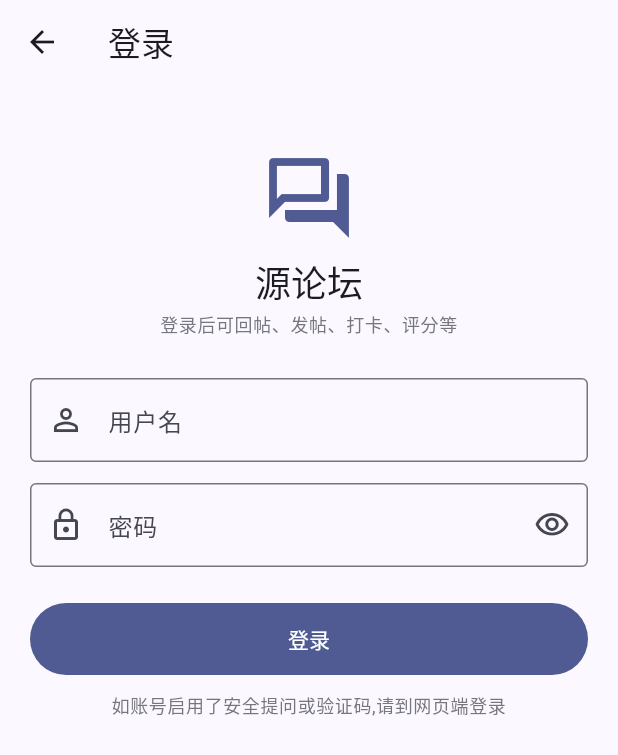
After one commit to Aioprh/ycoo_forum, a Flutter app: the screen it shows after launch, item 3 of the bottom bar chosen, after a tap on "登录 / 注册", on a phone screen of 412 x 824 dp. The commit adds this screen. Shown: the top 755 px of the screen. Run offline on Flutter 3.47's test engine with Material 3 defaults, Android fonts, the phone set to English and light mode, and no system bars; our stand-ins replace shared_preferences, webview_flutter; network calls fail.

Commit message:
feat: 原生登录与会话(去 WebView)
- 新增 AuthService:formhash+MD5 登录 Discuz,手动管理 Cookie 并持久化到 SharedPreferences
- 新增原生 LoginPage,替换原「打开网页登录」
- 我的页展示登录态,支持原生退出登录

```diff
--- /dev/null
+++ b/lib/pages/login_page.dart
@@ -0,0 +1,139 @@
+import 'package:flutter/material.dart';
+import 'package:flutter/services.dart';
+
+import '../services/auth_service.dart';
+
+/// 原生登录页:与 Discuz!X 站点通过 AuthService 直接交互,不依赖 WebView。
+class LoginPage extends StatefulWidget {
+  const LoginPage({super.key});
+
+  @override
+  State<LoginPage> createState() => _LoginPageState();
+}
+
+class _LoginPageState extends State<LoginPage> {
+  final _accountCtrl = TextEditingController();
+  final _passwordCtrl = TextEditingController();
+  bool _obscure = true;
+  bool _busy = false;
+  String? _error;
+
+  @override
+  void dispose() {
+    _accountCtrl.dispose();
+    _passwordCtrl.dispose();
+    super.dispose();
+  }
+
+  Future<void> _submit() async {
+    final account = _accountCtrl.text.trim();
+    final password = _passwordCtrl.text;
+    if (account.isEmpty || password.isEmpty) {
+      setState(() => _error = '请输入用户名和密码');
+      return;
+    }
+    setState(() {
+      _busy = true;
+      _error = null;
+    });
+    try {
+      final ok = await AuthService.instance.login(account, password);
+      if (!mounted) return;
+      if (ok) {
+        Navigator.of(context).pop(true);
+      } else {
+        setState(() => _error = '登录失败:用户名或密码错误');
+      }
+    } catch (e) {
+      if (!mounted) return;
+      setState(() => _error = '登录失败:$e');
+    } finally {
+      if (mounted) setState(() => _busy = false);
+    }
+  }
+
+  @override
+  Widget build(BuildContext context) {
+    final theme = Theme.of(context);
+    return Scaffold(
+      appBar: AppBar(title: const Text('登录')),
+      body: SafeArea(
+        child: ListView(
+          padding: const EdgeInsets.all(20),
+          children: [
+            const SizedBox(height: 24),
+            Icon(Icons.forum_outlined,
+                size: 64, color: theme.colorScheme.primary),
+            const SizedBox(height: 8),
+            Text(
+              '源论坛',
+              textAlign: TextAlign.center,
+              style: theme.textTheme.headlineSmall,
+            ),
+            const SizedBox(height: 4),
+            Text(
+              '登录后可回帖、发帖、打卡、评分等',
+              textAlign: TextAlign.center,
+              style: theme.textTheme.bodySmall
+                  ?.copyWith(color: theme.colorScheme.outline),
+            ),
+            const SizedBox(height: 28),
+            TextField(
+              controller: _accountCtrl,
+              autofillHints: const [AutofillHints.username],
+              decoration: const InputDecoration(
+                labelText: '用户名',
+                prefixIcon: Icon(Icons.person_outline),
+                border: OutlineInputBorder(),
+              ),
+            ),
+            const SizedBox(height: 14),
+            TextField(
+              controller: _passwordCtrl,
+              obscureText: _obscure,
+              autofillHints: const [AutofillHints.password],
+              onSubmitted: (_) => _submit(),
+              decoration: InputDecoration(
+                labelText: '密码',
+                prefixIcon: const Icon(Icons.lock_outline),
+                suffixIcon: IconButton(
+                  icon: Icon(_obscure
+                      ? Icons.visibility_outlined
+                      : Icons.visibility_off_outlined),
+                  onPressed: () => setState(() => _obscure = !_obscure),
+                ),
+                border: const OutlineInputBorder(),
+              ),
+            ),
+            if (_error != null) ...[
+              const SizedBox(height: 12),
+              Text(_error!,
+                  style: TextStyle(color: theme.colorScheme.error)),
+            ],
+            const SizedBox(height: 24),
+            FilledButton(
+              onPressed: _busy ? null : _submit,
+              style: FilledButton.styleFrom(
+                padding: const EdgeInsets.symmetric(vertical: 14),
+              ),
+              child: _busy
+                  ? const SizedBox(
+                      width: 20,
+                      height: 20,
+                      child: CircularProgressIndicator(strokeWidth: 2),
+                    )
+                  : const Text('登录'),
+            ),
+            const SizedBox(height: 12),
+            Text(
+              '如账号启用了安全提问或验证码,请到网页端登录',
+              textAlign: TextAlign.center,
+              style: theme.textTheme.bodySmall
+                  ?.copyWith(color: theme.colorScheme.outline),
+            ),
+          ],
+        ),
+      ),
+    );
+  }
+}
--- a/lib/pages/profile_page.dart
+++ b/lib/pages/profile_page.dart
@@ -1,33 +1,88 @@
 import 'package:flutter/material.dart';
 
+import '../services/auth_service.dart';
+import 'login_page.dart';
 import 'webview_page.dart';
 
-/// 我的页:站点信息 / 登录 / 关于。
-class ProfilePage extends StatelessWidget {
+/// 我的页:登录态 / 站点信息 / 关于。
+class ProfilePage extends StatefulWidget {
   const ProfilePage({super.key});
 
-  static const _loginUrl =
-      'https://www.ycoo.net/member.php?mod=logging&action=login&mobile=2';
+  @override
+  State<ProfilePage> createState() => _ProfilePageState();
+}
+
+class _ProfilePageState extends State<ProfilePage> {
+  String? _username;
+  bool _ready = false;
+
+  static const _loginMessage =
+      '登录后可回帖、发帖、打卡、评分等(原生会话)';
+
+  @override
+  void initState() {
+    super.initState();
+    _load();
+  }
+
+  Future<void> _load() async {
+    await AuthService.instance.init();
+    if (!mounted) return;
+    setState(() {
+      _username = AuthService.instance.username;
+      _ready = true;
+    });
+  }
+
+  Future<void> _openLogin() async {
+    final ok = await Navigator.of(context).push<bool>(
+      MaterialPageRoute(builder: (_) => const LoginPage()),
+    );
+    if (ok == true) {
+      await _load();
+    }
+  }
+
+  Future<void> _logout() async {
+    await AuthService.instance.logout();
+    if (!mounted) return;
+    setState(() {
+      _username = null;
+      _ready = true;
+    });
+  }
 
   @override
   Widget build(BuildContext context) {
+    final loggedIn = _username != null;
     return Scaffold(
       appBar: AppBar(title: const Text('我的')),
       body: ListView(
         padding: const EdgeInsets.all(12),
         children: [
           _sectionHeader(context, '帐号'),
+          if (loggedIn)
+            _buildAccountTile()
+          else
             ListTile(
               leading: const Icon(Icons.login),
               title: const Text('登录 / 注册'),
-            subtitle: const Text('在原站页面登录后,可查看需登录资源'),
+              subtitle: const Text(_loginMessage),
               trailing: const Icon(Icons.chevron_right),
-            onTap: () => _openWeb(context, _loginUrl, '登录'),
+              onTap: _ready ? _openLogin : null,
             ),
+          if (loggedIn)
+            ListTile(
+              leading: const Icon(Icons.logout),
+              title: const Text('退出登录'),
+              trailing: const Icon(Icons.chevron_right),
+              onTap: _logout,
+            )
+          else
             const ListTile(
               leading: Icon(Icons.info_outline),
               title: Text('说明'),
-            subtitle: Text('本站为「源论坛」民间移动端,仅做阅读展示;发布、回帖等请用网页端'),
+              subtitle: Text('本站为「源论坛」民间移动端;发布、回帖等需先登录(原生)'),
             ),
           const Divider(),
           _sectionHeader(context, '关于'),
@@ -41,7 +96,8 @@ class ProfilePage extends StatelessWidget {
             title: const Text('电脑版官网'),
             subtitle: const Text('https://www.ycoo.net'),
             trailing: const Icon(Icons.chevron_right),
-            onTap: () => _openWeb(context, 'https://www.ycoo.net', '源论坛'),
+            onTap: () =>
+                _openWeb(context, 'https://www.ycoo.net', '源论坛'),
           ),
           ListTile(
             leading: const Icon(Icons.android),
@@ -50,6 +106,14 @@ class ProfilePage extends StatelessWidget {
           ),
         ],
       ),
+    );
+  }
+
+  Widget _buildAccountTile() {
+    return ListTile(
+      leading: const CircleAvatar(child: Icon(Icons.person)),
+      title: Text(_username ?? '已登录'),
+      subtitle: const Text('已通过原生会话登录'),
     );
   }
 
@@ -68,7 +132,7 @@ class ProfilePage extends StatelessWidget {
   }
 
   void _openWeb(BuildContext context, String url, String title) {
-    Navigator.of(context)
-        .push(MaterialPageRoute(builder: (_) => WebViewPage(url: url, title: title)));
+    Navigator.of(context).push(MaterialPageRoute(
+        builder: (_) => WebViewPage(url: url, title: title)));
   }
 }
--- a/pubspec.yaml
+++ b/pubspec.yaml
@@ -15,6 +15,8 @@ dependencies:
   http: ^1.2.0
   html: ^0.15.4
   webview_flutter: ^4.10.0
+  crypto: ^3.0.6
+  shared_preferences: ^2.3.3
 
 dev_dependencies:
   flutter_test:
```
Also changed, not shown: lib/services/auth_service.dart (added, +297 -0 lines), 1 other file. Lines whose indentation alone changed are shown as unchanged.
